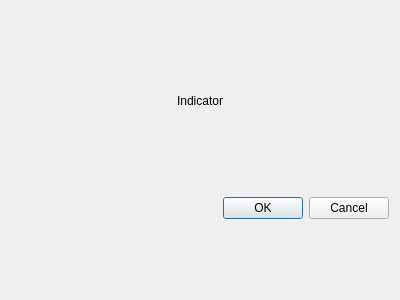
The window that ui/indicatorParameters.ui (Skinok/backtrader-pyqt-ui) describes before a commit, drawn with Qt 5.
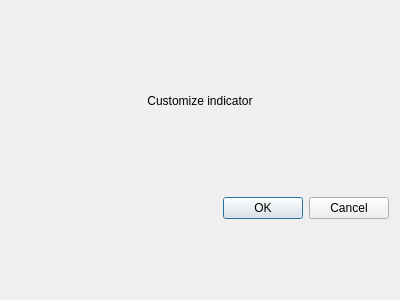
The same window after the commit.

Commit message: Indicator window is now in the middle of the screen.

Patch:
```diff
--- a/ui/indicatorParameters.ui
+++ b/ui/indicatorParameters.ui
@@ -29,7 +29,7 @@
       </size>
      </property>
      <property name="text">
-      <string>Indicator</string>
+      <string>Customize indicator</string>
      </property>
      <property name="alignment">
       <set>Qt::AlignCenter</set>
```
Left out of the diff: 2 changed lines with no effect on the pictures. The commit also changes 3 other files.
